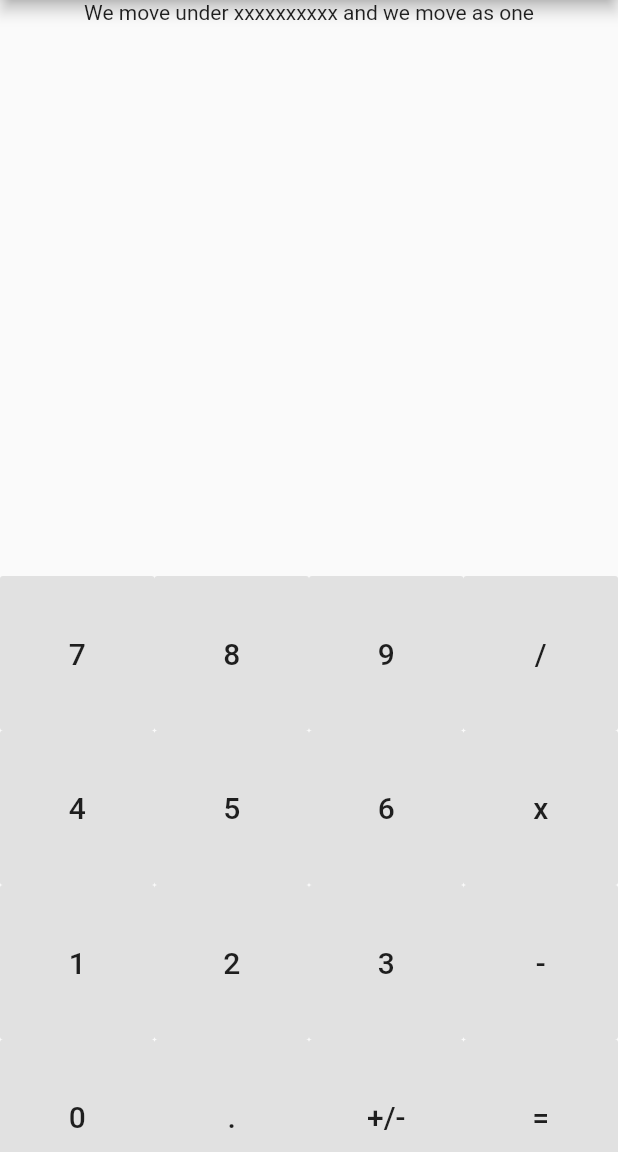
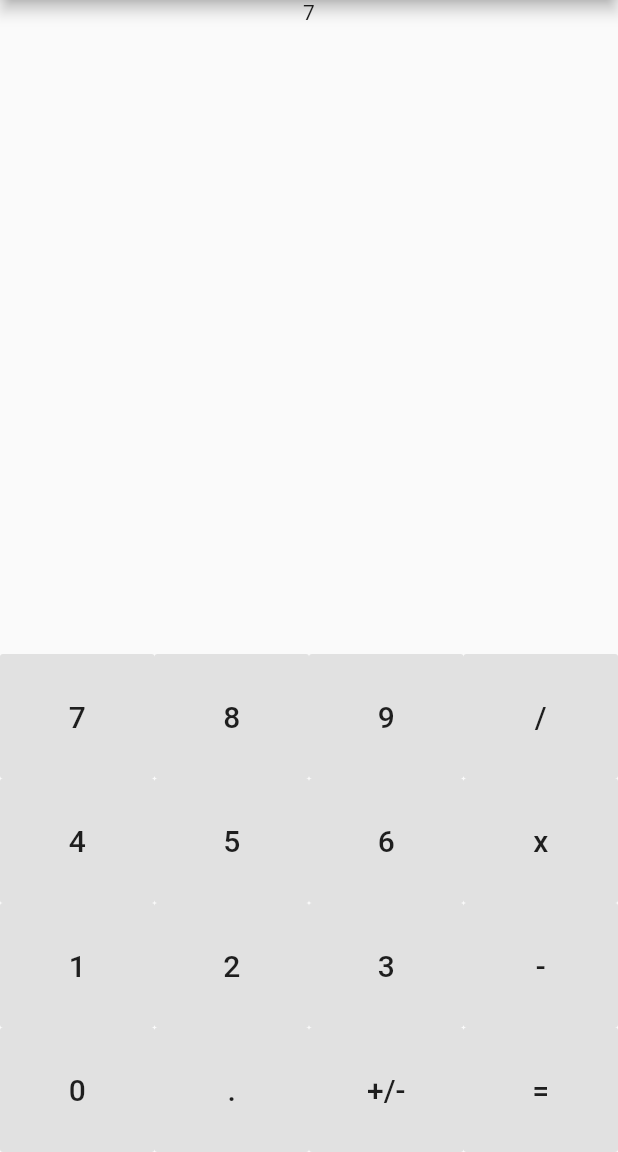
Before and after one commit to katsumeshi/Calc, a Flutter app: the screen it shows after launch, after a tap on an icon or button, on a phone screen of 412 x 824 dp, the part 84-1236 px from its top. Run offline on Flutter 3.47's test engine with Material 2 defaults, Android fonts, the phone set to English and light mode, and no system bars.

Commit message:
update grid view to row column instead to prevent scroll

```diff
--- a/lib/main.dart
+++ b/lib/main.dart
@@ -44,69 +44,50 @@ class MyHomePage extends StatefulWidget {
 
 class _MyHomePageState extends State<MyHomePage> {
   int _counter = 0;
-  static List<String> keyboardLists = <String>[
-    '7',
-    '8',
-    '9',
-    '/',
-    '4',
-    '5',
-    '6',
-    'x',
-    '1',
-    '2',
-    '3',
-    '-',
-    '0',
-    '.',
-    '+/-',
-    '=',
-  ];
+  String _test = "";
 
-  void _incrementCounter() {
+  // tricky to make 2d array in dart
+  static List<String> keys1 = ['7', '8', '9', '/'];
+  static List<String> keys2 = ['4', '5', '6', 'x'];
+  static List<String> keys3 = ['1', '2', '3', '-'];
+  static List<String> keys4 = ['0', '.', '+/-', '='];
+
+  void _incrementCounter(String number) {
     setState(() {
-      // This call to setState tells the Flutter framework that something has
-      // changed in this State, which causes it to rerun the build method below
-      // so that the display can reflect the updated values. If we changed
-      // _counter without calling setState(), then the build method would not be
-      // called again, and so nothing would appear to happen.
-      _counter++;
+      _test += number;
     });
   }
 
-  Expanded result = new Expanded(
-      flex: 1, child: new Text('We move under xxxxxxxxxx and we move as one'));
-
-  Expanded keyboard = new Expanded(
-      flex: 1,
-      child: new GridView.count(
-          crossAxisCount: 4,
-          children: keyboardLists.map((String number) {
-            return new GridTile(
-                child: new FlatButton(
-                    child:
-                        new Text(number, style: new TextStyle(fontSize: 20.0)),
-                    color: Colors.black.withOpacity(0.1),
-                    onPressed: () {
-                      print('aaa');
-                    }));
-          }).toList()));
+  Row getRow(List<String> keys) {
+    return new Row(
+        children: keys.map((String number) {
+      return new Expanded(
+          child: new FlatButton(
+              color: Colors.black.withOpacity(0.1),
+              onPressed: () {
+                this._incrementCounter(number);
+              },
+              child: new Container(
+                margin: const EdgeInsets.symmetric(vertical: 30.0),
+                child: new Text(number, style: new TextStyle(fontSize: 20.0)),
+              )));
+    }).toList());
+  }
 
   @override
   Widget build(BuildContext context) {
-    // This method is rerun every time setState is called, for instance as done
-    // by the _incrementCounter method above.
-    //
-    // The Flutter framework has been optimized to make rerunning build methods
-    // fast, so that you can just rebuild anything that needs updating rather
-    // than having to individually change instances of widgets.
+    Expanded result = new Expanded(flex: 1, child: new Text('$_test'));
+
     return new Scaffold(
         appBar: new AppBar(
-          // Here we take the value from the MyHomePage object that was created by
-          // the App.build method, and use it to set our appbar title.
           title: new Text(widget.title),
         ),
-        body: new Center(
-            child: new Column(children: <Widget>[result, keyboard])));
+        body: new Column(children: <Widget>[
+          result,
+          this.getRow(keys1),
+          this.getRow(keys2),
+          this.getRow(keys3),
+          this.getRow(keys4)
+        ]));
   }
 }
```
